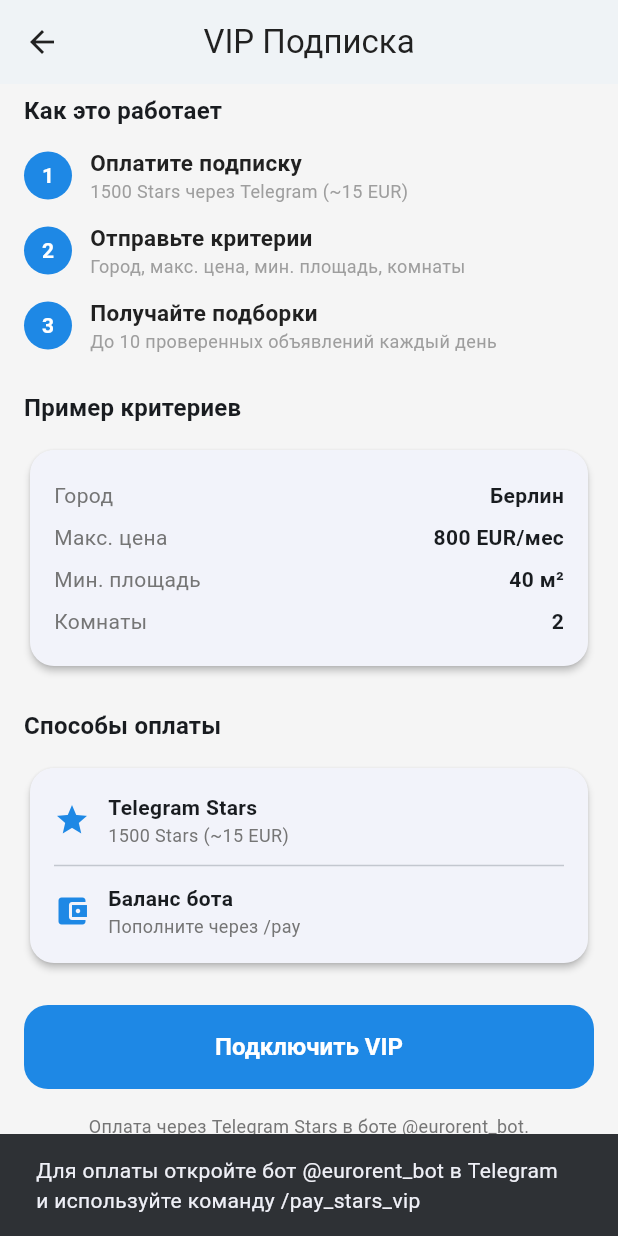
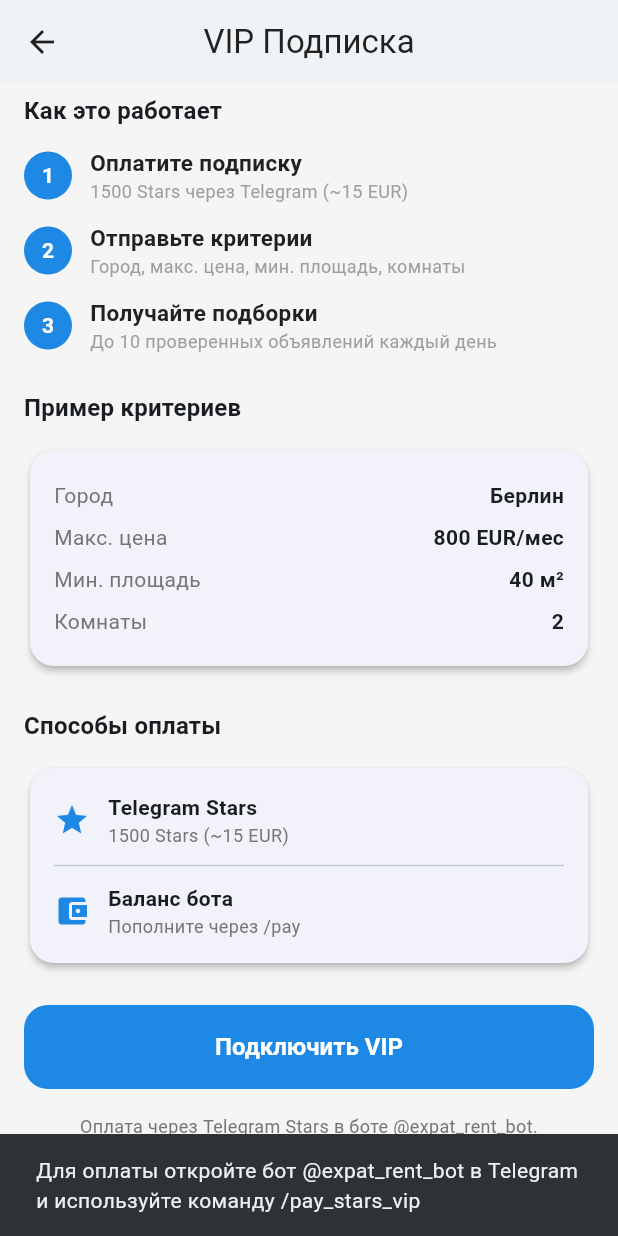
Before and after one commit to Kuper-666/EuroRent-Lens, a Flutter app: the VipScreen screen opened directly, scrolled down 566 dp, after a tap on "Подключить VIP", on a phone screen of 412 x 824 dp. Run offline on Flutter 3.47's test engine with Material 3 defaults, Android fonts, the phone set to English and light mode, and no system bars; our stand-ins replace device_info_plus, dio, firebase_core, firebase_remote_config, flutter_markdown, flutter_riverpod and 3 more; missing offline and left inert: google_mlkit_text_recognition; accounts and stored records are empty; network calls fail.

Commit message:
fix: correct bot username to @expat_rent_bot in VIP screen

```diff
--- a/lib/features/vip/vip_screen.dart
+++ b/lib/features/vip/vip_screen.dart
@@ -174,7 +174,7 @@ class VipScreen extends StatelessWidget {
                 ScaffoldMessenger.of(context).showSnackBar(
                   const SnackBar(
                     content: Text(
-                      'Для оплаты откройте бот @eurorent_bot в Telegram\n'
+                      'Для оплаты откройте бот @expat_rent_bot в Telegram\n'
                       'и используйте команду /pay_stars_vip',
                     ),
                     duration: Duration(seconds: 4),
@@ -203,7 +203,7 @@ class VipScreen extends StatelessWidget {
 
           // Note
           Text(
-            'Оплата через Telegram Stars в боте @eurorent_bot.\n'
+            'Оплата через Telegram Stars в боте @expat_rent_bot.\n'
             'После оплаты отправьте критерии поиска боту.',
             textAlign: TextAlign.center,
             style: TextStyle(
```
